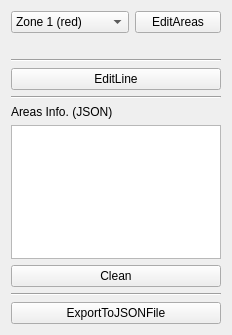
This is src/frontend/UI/editWidget.ui in Dave0126/N7_Long_Project as Qt 5 draws it before an edit. The edited form follows.
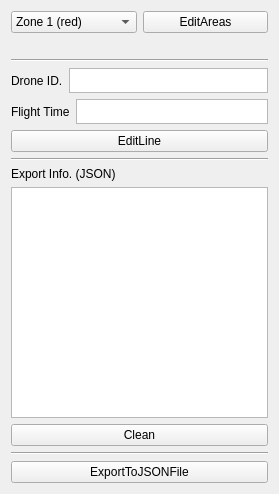
This is the edited form.

Commit message: ADD some btns in editWidget and sim1Widget

Diff of the .ui file:
```diff
--- a/src/frontend/UI/editWidget.ui
+++ b/src/frontend/UI/editWidget.ui
@@ -6,8 +6,8 @@
    <rect>
     <x>0</x>
     <y>0</y>
-    <width>232</width>
-    <height>335</height>
+    <width>279</width>
+    <height>494</height>
    </rect>
   </property>
   <property name="windowTitle">
@@ -57,6 +57,57 @@
      </property>
     </widget>
    </item>
+   <item>
+    <layout class="QHBoxLayout" name="horizontalLayout_2">
+     <item>
+      <widget class="QLabel" name="label_2">
+       <property name="text">
+        <string>Drone ID.</string>
+       </property>
+      </widget>
+     </item>
+     <item>
+      <widget class="QTextEdit" name="droneIdText">
+       <property name="maximumSize">
+        <size>
+         <width>16777215</width>
+         <height>25</height>
+        </size>
+       </property>
+       <property name="verticalScrollBarPolicy">
+        <enum>Qt::ScrollBarAsNeeded</enum>
+       </property>
+       <property name="horizontalScrollBarPolicy">
+        <enum>Qt::ScrollBarAlwaysOff</enum>
+       </property>
+      </widget>
+     </item>
+    </layout>
+   </item>
+   <item>
+    <layout class="QHBoxLayout" name="horizontalLayout_3">
+     <item>
+      <widget class="QLabel" name="label_3">
+       <property name="text">
+        <string>Flight Time</string>
+       </property>
+      </widget>
+     </item>
+     <item>
+      <widget class="QTextEdit" name="flightTimeText">
+       <property name="maximumSize">
+        <size>
+         <width>16777215</width>
+         <height>25</height>
+        </size>
+       </property>
+       <property name="horizontalScrollBarPolicy">
+        <enum>Qt::ScrollBarAlwaysOff</enum>
+       </property>
+      </widget>
+     </item>
+    </layout>
+   </item>
    <item>
     <widget class="QPushButton" name="editLineButton">
      <property name="text">
@@ -74,7 +125,7 @@
    <item>
     <widget class="QLabel" name="label">
      <property name="text">
-      <string>Areas Info. (JSON)</string>
+      <string>Export Info. (JSON)</string>
      </property>
     </widget>
    </item>
```
The commit also changes 5 other files.
